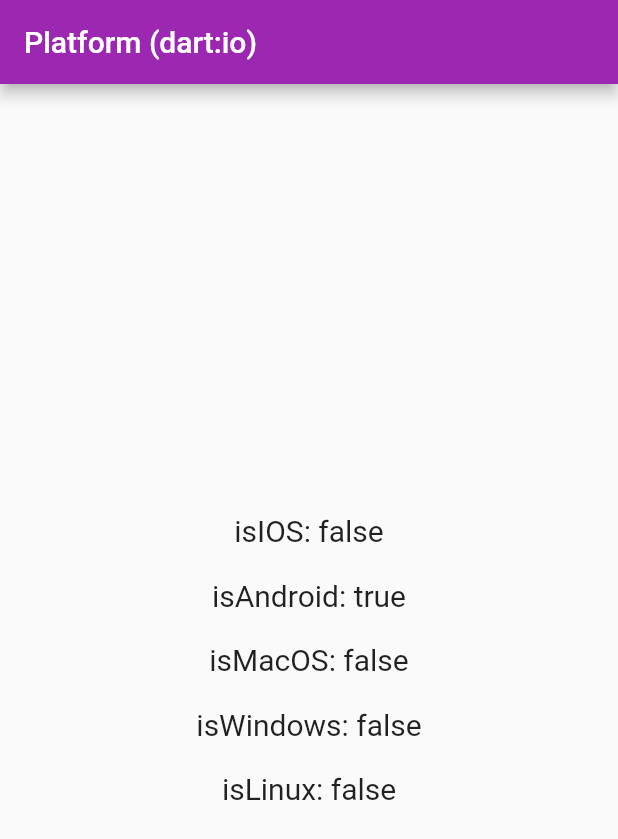
After one commit to md-siam/widget_of_the_day, a Flutter app: the MyPlatformDetect screen opened directly, on a phone screen of 412 x 824 dp. The commit adds this screen. Shown: the top 839 px of the screen. Run offline on Flutter 3.47's test engine with Material 2 defaults, Android fonts, the phone set to English and light mode, and no system bars; our stand-ins replace faker; network calls fail; statements that could not run were skipped.

Commit message:
Platform Detect

```diff
--- a/lib/95_cupertino_search_text_field/cupertino_search_text_field.dart
+++ b/lib/95_cupertino_search_text_field/cupertino_search_text_field.dart
@@ -26,7 +26,7 @@ class _MyCupertinoSearchState extends State<MyCupertinoSearch> {
       body: Column(
         children: [
           Padding(
-            padding: const EdgeInsets.all(8.0),
+            padding: const EdgeInsets.only(top: 15.0, right: 8.0, left: 8.0),
             child: CupertinoSearchTextField(
               placeholder: 'Search is on',
               controller: _textController,
--- /dev/null
+++ b/lib/99_platform_detect/platform_detect.dart
@@ -0,0 +1,35 @@
+import 'package:flutter/material.dart';
+import 'dart:io' show Platform;
+
+class MyPlatformDetect extends StatelessWidget {
+  const MyPlatformDetect({Key? key}) : super(key: key);
+
+  @override
+  Widget build(BuildContext context) {
+    bool isIOS = Platform.isIOS;
+    bool isAndroid = Platform.isAndroid;
+    bool isMacOS = Platform.isMacOS;
+    bool isWindows = Platform.isWindows;
+    bool isLinux = Platform.isLinux;
+
+    return Scaffold(
+      appBar: AppBar(title: const Text('Platform (dart:io)')),
+      body: Center(
+        child: Column(
+          mainAxisAlignment: MainAxisAlignment.center,
+          children: [
+            Text('isIOS: $isIOS', style: const TextStyle(fontSize: 20)),
+            const SizedBox(height: 20.0),
+            Text('isAndroid: $isAndroid', style: const TextStyle(fontSize: 20)),
+            const SizedBox(height: 20.0),
+            Text('isMacOS: $isMacOS', style: const TextStyle(fontSize: 20)),
+            const SizedBox(height: 20.0),
+            Text('isWindows: $isWindows', style: const TextStyle(fontSize: 20)),
+            const SizedBox(height: 20.0),
+            Text('isLinux: $isLinux', style: const TextStyle(fontSize: 20)),
+          ],
+        ),
+      ),
+    );
+  }
+}
--- a/lib/main.dart
+++ b/lib/main.dart
@@ -114,7 +114,11 @@ class MyApp extends StatelessWidget {
       //home: const MyInheritedWidget(),
       //home: const MyFractionallySizedBox(),
       //home: const MyConstrainedBox(),
-      home: const MyCupertinoSearch(),
+      //home: const MyCupertinoSearch(),
+      //home: const MyStatefulBuilder(),
+      //home: const MyLayoutBuilder(), //* Open in Chrome
+      //home: const MyOrientationBuilder(), //* For Portrait & Landscape view
+      home: const MyPlatformDetect(),
     );
   }
 }
--- a/lib/routes.dart
+++ b/lib/routes.dart
@@ -101,3 +101,7 @@ export '92_inherited_widget/inherited_widget.dart';
 export '93_fractionally_sizedbox/fractionally_sizedbox.dart';
 export '94_constrained_box/constrained_box.dart';
 export '95_cupertino_search_text_field/cupertino_search_text_field.dart';
+export '96_stateful_builder/stateful_builder.dart';
+export '97_layout_builder/layout_builder.dart';
+export '98_orientation_builder/orientation_builder.dart';
+export '99_platform_detect/platform_detect.dart';
```
Also changed, not shown: lib/96_stateful_builder/stateful_builder.dart (added, +47 -0 lines), lib/97_layout_builder/layout_builder.dart (added, +67 -0 lines), lib/98_orientation_builder/orientation_builder.dart (added, +61 -0 lines), 8 other files.
